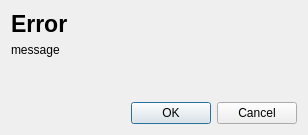
Before: the Qt Designer form errordialog.ui in NRauh/SFVC, drawn with Qt 5.
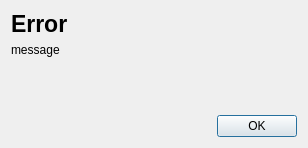
After: the same form once the commit is applied.

Commit message: Removed uneeded button from error dialog

What changed in the file:
```diff
--- a/errordialog.ui
+++ b/errordialog.ui
@@ -7,7 +7,7 @@
     <x>0</x>
     <y>0</y>
     <width>308</width>
-    <height>135</height>
+    <height>148</height>
    </rect>
   </property>
   <property name="windowTitle">
@@ -52,14 +52,28 @@
     </spacer>
    </item>
    <item>
-    <widget class="QDialogButtonBox" name="buttonBox">
-     <property name="orientation">
-      <enum>Qt::Horizontal</enum>
-     </property>
-     <property name="standardButtons">
-      <set>QDialogButtonBox::Cancel|QDialogButtonBox::Ok</set>
-     </property>
-    </widget>
+    <layout class="QHBoxLayout" name="horizontalLayout">
+     <item>
+      <spacer name="horizontalSpacer">
+       <property name="orientation">
+        <enum>Qt::Horizontal</enum>
+       </property>
+       <property name="sizeHint" stdset="0">
+        <size>
+         <width>40</width>
+         <height>20</height>
+        </size>
+       </property>
+      </spacer>
+     </item>
+     <item>
+      <widget class="QPushButton" name="pushButton">
+       <property name="text">
+        <string>OK</string>
+       </property>
+      </widget>
+     </item>
+    </layout>
    </item>
   </layout>
  </widget>
```
Left out of the diff: 28 changed lines with no effect on the pictures.
